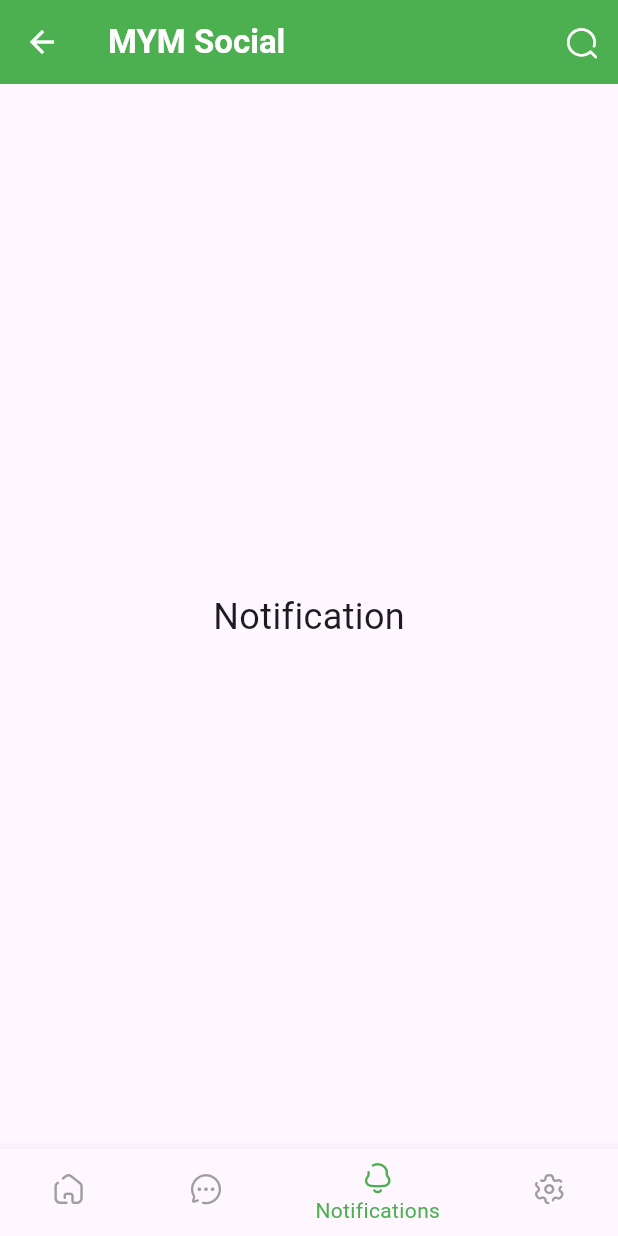
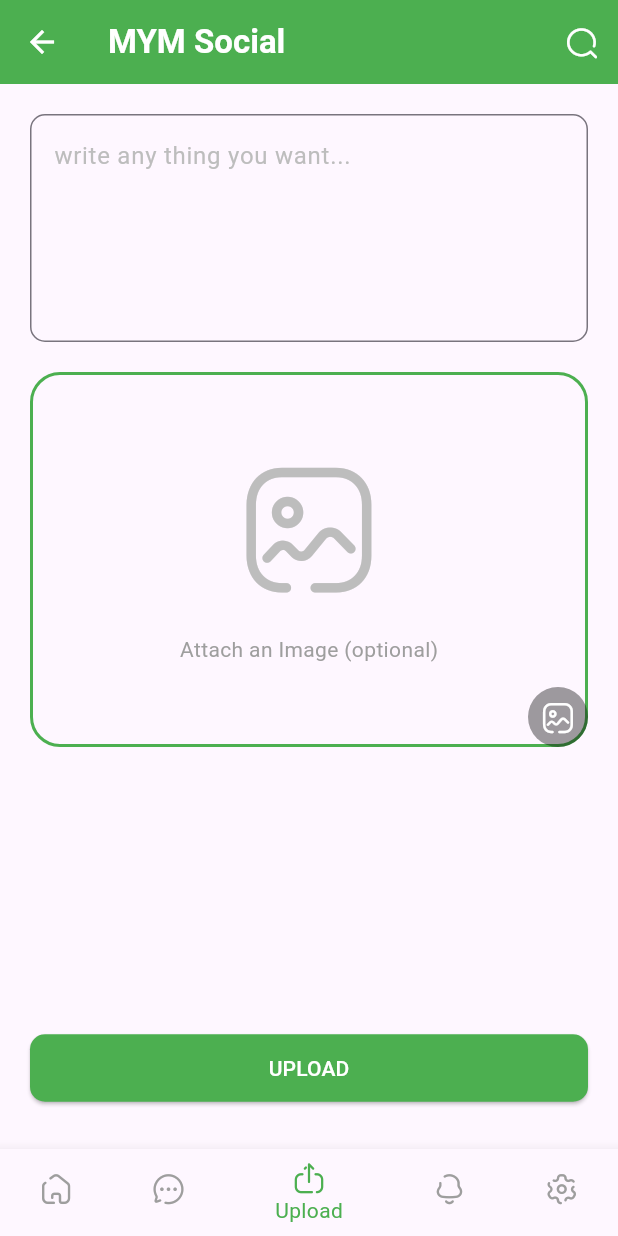
Before and after one commit to 3shmawi/social_app_firebase_3c, a Flutter app: the LayoutView screen opened directly, item 3 of the bottom bar chosen, on a phone screen of 412 x 824 dp. Run offline on Flutter 3.47's test engine with Material 3 defaults, Android fonts, the phone set to English and light mode, and no system bars; our stand-ins replace cloud_firestore, firebase_auth, firebase_core, firebase_storage, flutter_bloc, fluttertoast and 2 more; accounts and stored records are empty.

Commit message:
create post

```diff
--- a/lib/app/app.dart
+++ b/lib/app/app.dart
@@ -2,6 +2,7 @@
 import 'package:flutter_bloc/flutter_bloc.dart';
 import 'package:social_3c/controller/auth_ctrl.dart';
 import 'package:social_3c/controller/layout_ctrl.dart';
+import 'package:social_3c/controller/posts_ctrl.dart';
 import 'package:social_3c/screens/splash.dart';
 
 class MyApp extends StatelessWidget {
@@ -13,6 +14,7 @@
       providers: [
         BlocProvider(create: (context) => LayoutCtrl()),
         BlocProvider(create: (context) => AuthCtrl()),
+        BlocProvider(create: (context) => PostsCtrl()..fetchPosts()),
       ],
       child: const MaterialApp(
         debugShowCheckedModeBanner: false,
--- a/lib/controller/layout_ctrl.dart
+++ b/lib/controller/layout_ctrl.dart
@@ -3,6 +3,8 @@
 import 'package:social_3c/screens/layout/home/view.dart';
 import 'package:social_3c/screens/layout/notifications/view.dart';
 import 'package:social_3c/screens/layout/settings/view.dart';
+
+import '../screens/layout/upload_post/view.dart';
 
 class LayoutCtrl extends Cubit<LayoutStates> {
   LayoutCtrl() : super(LayoutInitState());
@@ -10,6 +12,7 @@
   final screens = const [
     HomeView(),
     ChatView(),
+    UploadPostView(),
     NotificationView(),
     SettingsView(),
   ];
--- /dev/null
+++ b/lib/controller/posts_ctrl.dart
@@ -0,0 +1,113 @@
+import 'dart:io';
+
+import 'package:cloud_firestore/cloud_firestore.dart';
+import 'package:firebase_storage/firebase_storage.dart';
+import 'package:flutter/material.dart';
+import 'package:flutter_bloc/flutter_bloc.dart';
+import 'package:image_picker/image_picker.dart';
+import 'package:social_3c/model/post.dart';
+import 'package:social_3c/model/user.dart';
+
+import '../screens/_resources/shared/toast.dart';
+
+class PostsCtrl extends Cubit<PostsStates> {
+  PostsCtrl() : super(PostInitialState());
+
+  final _fireStore = FirebaseFirestore.instance;
+
+  final titleCtrl = TextEditingController();
+  XFile? image;
+  final ImagePicker _picker = ImagePicker();
+
+  void createPost(UserModel user) async {
+    if (titleCtrl.text.isEmpty) {
+      AppToast.error("Please enter a post content");
+      return;
+    }
+    emit(UploadPostLoadingState());
+    final newId = DateTime.now().toIso8601String();
+    String? imageUrl;
+    if (image != null) {
+      imageUrl = await _uploadImageAndGetUrl(File(image!.path));
+    }
+    final postItem = PostModel(
+      postId: newId,
+      createdAt: Timestamp.now(),
+      updatedAt: Timestamp.now(),
+      postImageUrl: imageUrl,
+      title: titleCtrl.text,
+      user: user,
+    );
+
+    _fireStore
+        .collection("posts")
+        .doc(newId)
+        .set(postItem.toMap())
+        .then((value) {
+      AppToast.success("Crate post successfully");
+
+      titleCtrl.clear();
+      image = null;
+      fetchPosts();
+      emit(UploadPostSuccessState());
+    }).catchError((error) {
+      AppToast.error("Failed to create post");
+      emit(UploadPostErrorState());
+    });
+  }
+
+  Future<String> _uploadImageAndGetUrl(File file) async {
+    try {
+      final storageRef =
+          FirebaseStorage.instance.ref().child("posts/${file.path}");
+      final uploadTaskSnapshot = await storageRef.putFile(file);
+      final url = await uploadTaskSnapshot.ref.getDownloadURL();
+      return url.toString();
+    } catch (error) {
+      throw Exception("Error uploading image: $error");
+    }
+  }
+
+  Future<void> pickImage() async {
+    this.image = null;
+    final image = await _picker.pickImage(source: ImageSource.gallery);
+    if (image != null) {
+      this.image = image;
+    }
+    emit(PickImageState());
+  }
+
+  List<PostModel> posts = [];
+
+  void fetchPosts() async {
+    emit(GetPostLoadingState());
+    try {
+      final querySnapshot = await _fireStore.collection("posts").get();
+      posts = querySnapshot.docs
+          .map((doc) => PostModel.fromMap(doc.data()))
+          .toList();
+      emit(GetPostSuccessState());
+    } on Exception {
+      AppToast.error("Failed to fetch posts");
+      emit(GetPostErrorState());
+    }
+  }
+}
+
+abstract class PostsStates {}
+
+final class PostInitialState extends PostsStates {}
+
+final class UploadPostLoadingState extends PostsStates {}
+
+final class UploadPostSuccessState extends PostsStates {}
+
+final class UploadPostErrorState extends PostsStates {}
+
+final class PickImageState extends PostsStates {}
+
+final class GetPostLoadingState extends PostsStates {}
+
+final class GetPostSuccessState extends PostsStates {}
+
+final class GetPostErrorState extends PostsStates {}
--- a/lib/main.dart
+++ b/lib/main.dart
@@ -1,5 +1,6 @@
 import 'package:firebase_core/firebase_core.dart';
 import 'package:flutter/material.dart';
+import 'package:social_3c/services/local_storage.dart';
 
 import 'app/app.dart';
 import 'firebase_options.dart';
@@ -9,6 +10,7 @@
   await Firebase.initializeApp(
     options: DefaultFirebaseOptions.currentPlatform,
   );
+  await CacheHelper.init();
 
   runApp(const MyApp());
 }
--- /dev/null
+++ b/lib/model/post.dart
@@ -0,0 +1,42 @@
+import 'package:cloud_firestore/cloud_firestore.dart';
+import 'package:social_3c/model/user.dart';
+
+class PostModel {
+  final String postId;
+  final Timestamp createdAt;
+  final Timestamp updatedAt;
+  final String? postImageUrl;
+  final String title;
+  final UserModel user;
+
+  PostModel({
+    required this.postId,
+    required this.createdAt,
+    required this.updatedAt,
+    this.postImageUrl,
+    required this.title,
+    required this.user,
+  });
+
+  Map<String, dynamic> toMap() {
+    return {
+      'postId': postId,
+      'createdAt': createdAt,
+      'updatedAt': updatedAt,
+      'postImageUrl': postImageUrl,
+      'title': title,
+      'user': user.toJson(),
+    };
+  }
+
+  factory PostModel.fromMap(Map<String, dynamic> json) {
+    return PostModel(
+      postId: json['postId'],
+      createdAt: json['createdAt'],
+      updatedAt: json['updatedAt'],
+      postImageUrl: json['postImageUrl'],
+      title: json['title'],
+      user: UserModel.fromMap(json['user']),
+    );
+  }
+}
--- a/lib/screens/_resources/shared/toast.dart
+++ b/lib/screens/_resources/shared/toast.dart
@@ -5,7 +5,7 @@
   static success(String msg) => Fluttertoast.showToast(
         msg: msg,
         toastLength: Toast.LENGTH_SHORT,
-        gravity: ToastGravity.CENTER,
+        gravity: ToastGravity.BOTTOM,
         timeInSecForIosWeb: 3,
         backgroundColor: Colors.green,
         textColor: Colors.white,
@@ -15,7 +15,7 @@
   static error(String msg) => Fluttertoast.showToast(
         msg: msg,
         toastLength: Toast.LENGTH_SHORT,
-        gravity: ToastGravity.CENTER,
+        gravity: ToastGravity.BOTTOM,
         timeInSecForIosWeb: 3,
         backgroundColor: Colors.red,
         textColor: Colors.white,
@@ -25,7 +25,7 @@
   static warning(String msg) => Fluttertoast.showToast(
         msg: msg,
         toastLength: Toast.LENGTH_SHORT,
-        gravity: ToastGravity.CENTER,
+        gravity: ToastGravity.BOTTOM,
         timeInSecForIosWeb: 3,
         backgroundColor: Colors.yellowAccent,
         webShowClose: true,
@@ -36,7 +36,7 @@
   static hint(String msg) => Fluttertoast.showToast(
         msg: msg,
         toastLength: Toast.LENGTH_SHORT,
-        gravity: ToastGravity.CENTER,
+        gravity: ToastGravity.BOTTOM,
         timeInSecForIosWeb: 3,
         backgroundColor: Colors.blueAccent,
         textColor: Colors.white,
--- a/lib/screens/auth/login_view.dart
+++ b/lib/screens/auth/login_view.dart
@@ -1,6 +1,7 @@
 import 'package:flutter/material.dart';
 import 'package:flutter_bloc/flutter_bloc.dart';
 import 'package:social_3c/controller/auth_ctrl.dart';
+import 'package:social_3c/controller/layout_ctrl.dart';
 import 'package:social_3c/screens/_resources/shared/navigation.dart';
 import 'package:social_3c/screens/auth/sign_up_view.dart';
 
@@ -14,6 +15,7 @@
     return BlocConsumer<AuthCtrl, AuthStates>(
       listener: (context, state) {
         if (state is GetProfileDataSuccessState) {
+          context.read<LayoutCtrl>().changeIndex(0);
           toAndFinish(context, const LayoutView());
         }
       },
--- a/lib/screens/auth/sign_up_view.dart
+++ b/lib/screens/auth/sign_up_view.dart
@@ -4,6 +4,7 @@
 import 'package:social_3c/screens/_resources/shared/navigation.dart';
 import 'package:social_3c/screens/auth/login_view.dart';
 
+import '../../controller/layout_ctrl.dart';
 import '../layout/layout_view.dart';
 
 class SignUpView extends StatelessWidget {
@@ -14,6 +15,8 @@
     return BlocConsumer<AuthCtrl, AuthStates>(
       listener: (context, state) {
         if (state is GetProfileDataSuccessState) {
+          context.read<LayoutCtrl>().changeIndex(0);
+
           toAndFinish(context, const LayoutView());
         }
       },
--- a/lib/screens/layout/layout_view.dart
+++ b/lib/screens/layout/layout_view.dart
@@ -49,6 +49,10 @@
                 label: "Chat",
               ),
               BottomNavigationBarItem(
+                icon: Icon(IconBroken.upload),
+                label: "Upload",
+              ),
+              BottomNavigationBarItem(
                 icon: Icon(IconBroken.notification),
                 label: "Notifications",
               ),
--- /dev/null
+++ b/lib/screens/layout/upload_post/view.dart
@@ -0,0 +1,121 @@
+import 'dart:io';
+
+import 'package:flutter/material.dart';
+import 'package:flutter_bloc/flutter_bloc.dart';
+import 'package:social_3c/controller/auth_ctrl.dart';
+import 'package:social_3c/controller/posts_ctrl.dart';
+import 'package:social_3c/screens/_resources/assets_path/icon_broken.dart';
+import 'package:social_3c/screens/_resources/shared/toast.dart';
+
+class UploadPostView extends StatelessWidget {
+  const UploadPostView({super.key});
+
+  @override
+  Widget build(BuildContext context) {
+    return BlocConsumer<PostsCtrl, PostsStates>(
+      listener: (context, state) {
+        // TODO: implement listener
+      },
+      builder: (context, state) {
+        final cubit = context.read<PostsCtrl>();
+        return Padding(
+          padding: const EdgeInsets.all(20.0),
+          child: Column(
+            children: [
+              TextField(
+                minLines: 5,
+                maxLines: 5,
+                controller: cubit.titleCtrl,
+                decoration: InputDecoration(
+                    border: OutlineInputBorder(
+                      borderRadius: BorderRadius.circular(10),
+                    ),
+                    hintText: 'write any thing you want...',
+                    hintStyle: TextStyle(
+                      color: Colors.grey.shade400,
+                    )),
+              ),
+              const SizedBox(height: 20.0),
+              Stack(
+                alignment: Alignment.bottomRight,
+                children: [
+                  Container(
+                    width: double.infinity,
+                    height: 250,
+                    clipBehavior: Clip.antiAliasWithSaveLayer,
+                    decoration: BoxDecoration(
+                        border: Border.all(color: Colors.green, width: 2),
+                        borderRadius: BorderRadius.circular(20)),
+                    child: cubit.image == null
+                        ? Center(
+                            child: Column(
+                              mainAxisAlignment: MainAxisAlignment.center,
+                              children: [
+                                Icon(
+                                  IconBroken.image,
+                                  color: Colors.grey.shade400,
+                                  size: 100,
+                                ),
+                                const SizedBox(height: 20.0),
+                                const Text(
+                                  "Attach an Image (optional)",
+                                  style: TextStyle(color: Colors.grey),
+                                ),
+                              ],
+                            ),
+                          )
+                        : Image.file(
+                            File(cubit.image!.path),
+                            fit: BoxFit.cover,
+                          ),
+                  ),
+                  CircleAvatar(
+                    backgroundColor: Colors.black38,
+                    child: IconButton(
+                      icon: const Icon(
+                        IconBroken.image,
+                        color: Colors.white,
+                      ),
+                      onPressed: () {
+                        cubit.pickImage();
+                      },
+                    ),
+                  )
+                ],
+              ),
+              const Spacer(),
+              ElevatedButton(
+                style: ElevatedButton.styleFrom(
+                    backgroundColor: Colors.green,
+                    foregroundColor: Colors.white,
+                    minimumSize: const Size(double.infinity, 45),
+                    shape: RoundedRectangleBorder(
+                      borderRadius: BorderRadius.circular(10),
+                    )),
+                onPressed: state is UploadPostLoadingState
+                    ? null
+                    : () {
+                        final user = context.read<AuthCtrl>().myData;
+                        if (user == null) {
+                          AppToast.error("Login to enable upload post");
+                        } else {
+                          cubit.createPost(user);
+                        }
+                      },
+                child: const Text('UPLOAD'),
+              ),
+              if (state is UploadPostLoadingState)
+                const Padding(
+                  padding: EdgeInsets.all(8.0),
+                  child: LinearProgressIndicator(
+                    color: Colors.green,
+                  ),
+                ),
+              const SizedBox(height: 10),
+            ],
+          ),
+        );
+      },
+    );
+  }
+}
--- /dev/null
+++ b/lib/services/local_storage.dart
@@ -0,0 +1,40 @@
+import 'package:shared_preferences/shared_preferences.dart';
+
+class CacheHelper {
+  static late SharedPreferences sharedPreferences;
+
+  static init() async {
+    sharedPreferences = await SharedPreferences.getInstance();
+  }
+
+  static dynamic getData({
+    required String key,
+  }) {
+    return sharedPreferences.get(key);
+  }
+
+  static Future<bool> saveData({
+    required String key,
+    required dynamic value,
+  }) async {
+    if (value is String) {
+      return await sharedPreferences.setString(key, value);
+    }
+    if (value is int) return await sharedPreferences.setInt(key, value);
+    if (value is bool) return await sharedPreferences.setBool(key, value);
+    if (value is double) {
+      return await sharedPreferences.setDouble(key, value);
+    }
+    return await sharedPreferences.setStringList(key, value);
+  }
+
+  static Future<bool> removeData({
+    required String key,
+  }) async {
+    return await sharedPreferences.remove(key);
+  }
+
+  static Future<bool> clearData() async {
+    return await sharedPreferences.clear();
+  }
+}
--- a/pubspec.yaml
+++ b/pubspec.yaml
@@ -40,6 +40,9 @@
   flutter_bloc: ^8.1.6
   firebase_auth: ^5.1.2
   fluttertoast: ^8.2.6
+  shared_preferences: ^2.3.1
+  firebase_storage: ^12.1.2
+  image_picker: ^1.1.2
 
 dev_dependencies:
   flutter_test:
```
Also changed, not shown: lib/controller/auth_ctrl.dart (+6 -9 lines), lib/screens/layout/home/view.dart (+10 -3 lines), lib/screens/layout/home/widgets.dart (+16 -18 lines), lib/screens/layout/settings/view.dart (+19 -3 lines), lib/screens/splash.dart (+14 -2 lines), pubspec.lock, 5 other files.
